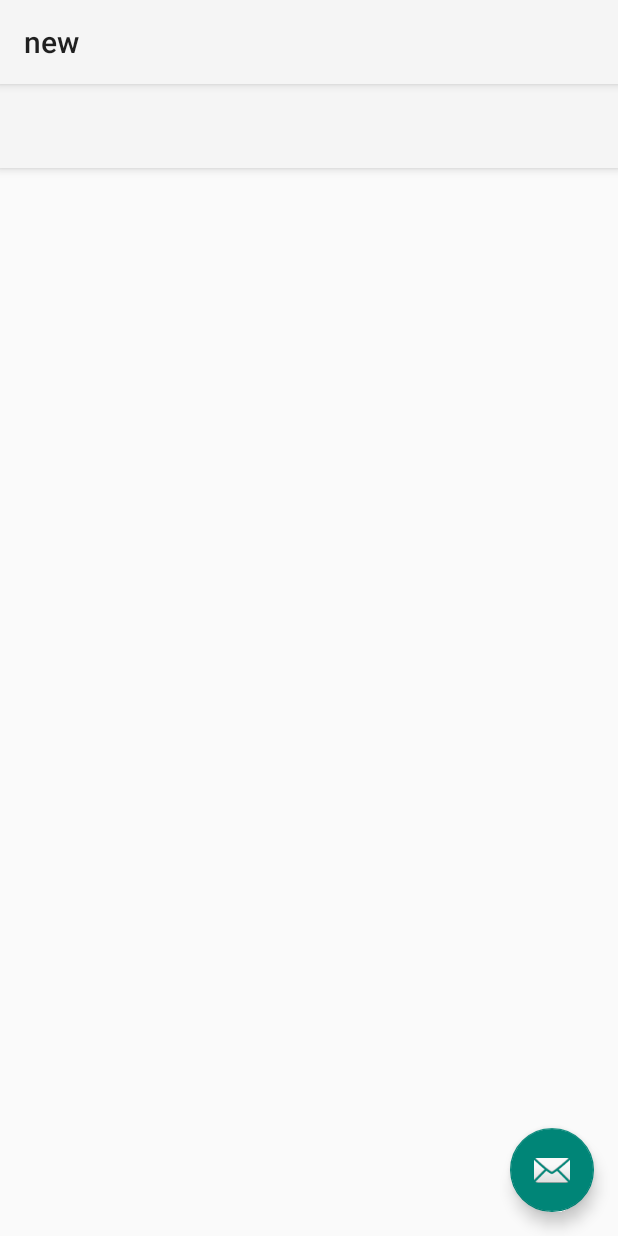
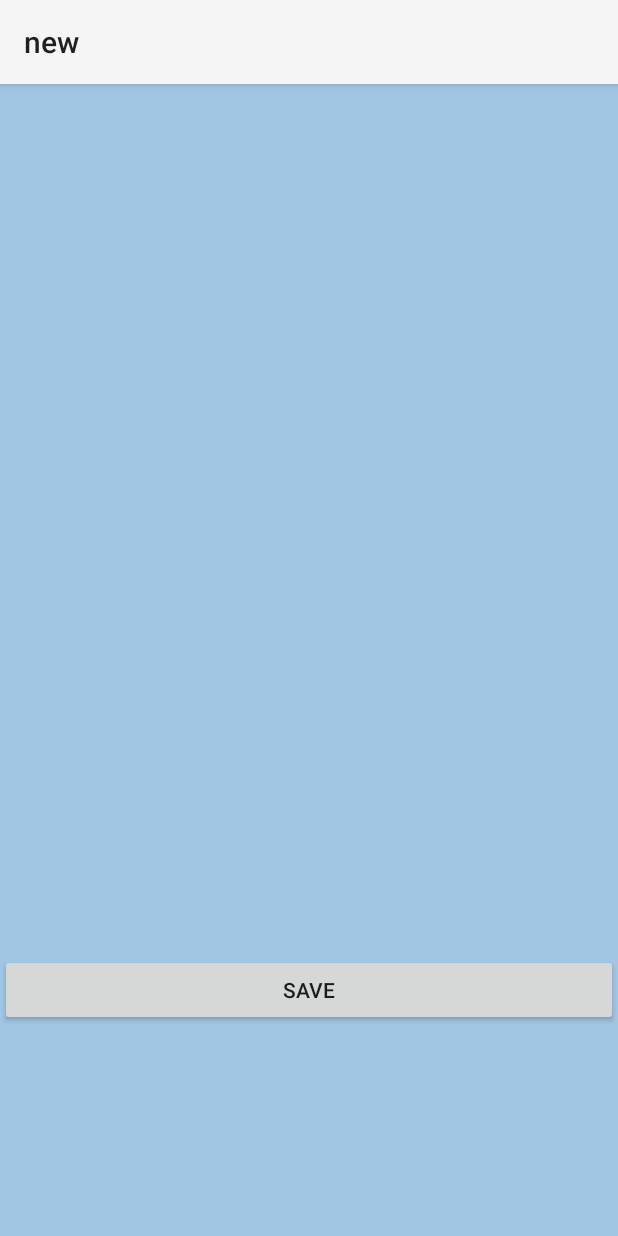
Before and after one commit to Anil-03/OCR_Application_for_visually_impaired, an Android app: the upload screen opened directly, with no data from a screen before it, on a phone screen of 412 x 824 dp. Run offline under Robolectric (Android 15) with nearby library versions, the phone set to English and light mode, and no system bars; libraries missing offline, so code that uses them is left out: com.google.mlkit.vision.

Commit message:
Working App

```diff
--- a/app/build.gradle.kts
+++ b/app/build.gradle.kts
@@ -40,8 +40,8 @@ dependencies {
     implementation(platform("com.google.firebase:firebase-bom:32.7.1"))
     implementation("com.google.firebase:firebase-analytics")
     implementation("com.google.android.gms:play-services-mlkit-text-recognition:19.0.0")
-    implementation("com.google.android.tts: tts:1.1.0")
-    implementation("com.google.android.gms:play-services-speech:22.0.0")
+
+
     implementation("androidx.appcompat:appcompat:1.6.1")
     implementation("com.google.android.material:material:1.11.0")
     implementation("androidx.constraintlayout:constraintlayout:2.1.4")
--- a/app/src/main/java/com/example/anew/MainActivity.java
+++ b/app/src/main/java/com/example/anew/MainActivity.java
@@ -2,7 +2,6 @@ package com.example.anew;
 
 import android.content.Intent;
 import android.os.Bundle;
-
 import android.widget.Button;
 
 import androidx.appcompat.app.AppCompatActivity;
@@ -20,7 +19,8 @@ public class MainActivity extends AppCompatActivity {
             startActivity(i);
         });
         uploadImg.setOnClickListener(v -> {
-
+            Intent i=new Intent(MainActivity.this,upload.class);
+            startActivity(i);
         });
     }
 }
--- a/app/src/main/java/com/example/anew/upload.java
+++ b/app/src/main/java/com/example/anew/upload.java
@@ -1,18 +1,17 @@
 package com.example.anew;
-
-import androidx.annotation.Nullable;
-import androidx.appcompat.app.AppCompatActivity;
 
 import android.content.Intent;
 import android.graphics.Bitmap;
 import android.net.Uri;
 import android.os.Bundle;
 import android.provider.MediaStore;
-import android.view.View;
 import android.widget.Button;
 import android.widget.ImageView;
 import android.widget.TextView;
 import android.widget.Toast;
+
+import androidx.annotation.Nullable;
+import androidx.appcompat.app.AppCompatActivity;
 
 import com.google.android.gms.tasks.Task;
 import com.google.mlkit.vision.common.InputImage;
@@ -24,21 +23,20 @@ import com.google.mlkit.vision.text.latin.TextRecognizerOptions;
 import java.io.IOException;
 
 public class upload extends AppCompatActivity {
-    Button detect;
+    Button save;
     private static final int PICK_IMAGE_REQUEST = 2;
     @Override
     protected void onCreate(Bundle savedInstanceState) {
         super.onCreate(savedInstanceState);
         setContentView(R.layout.activity_upload);
-        detect=findViewById(R.id.uploadDetect);
-        Intent intent = new Intent(Intent.ACTION_PICK, MediaStore.Images.Media.EXTERNAL_CONTENT_URI);
-        startActivityForResult(intent, PICK_IMAGE_REQUEST);
-        //detect.setOnClickListener(v -> openFilePicker());
+        save=findViewById(R.id.uploadDetectBtn);
+        openFilePicker();
+        //save.setOnClickListener(v -> );
     }
 
     private void openFilePicker() {
-        //Intent intent = new Intent(Intent.ACTION_PICK, MediaStore.Images.Media.EXTERNAL_CONTENT_URI);
-        //startActivityForResult(intent, PICK_IMAGE_REQUEST);
+        Intent intent = new Intent(Intent.ACTION_PICK, MediaStore.Images.Media.EXTERNAL_CONTENT_URI);
+        startActivityForResult(intent, PICK_IMAGE_REQUEST);
     }
 
     protected void onActivityResult(int requestCode, int resultCode, @Nullable Intent data) {
@@ -58,7 +56,7 @@ public class upload extends AppCompatActivity {
 
     private void processAndDisplayImage(Bitmap imageBitmap) {
         // Display the selected image in your ImageView
-        ImageView uploadIV= findViewById(R.id.uploadImgView);
+        ImageView uploadIV= findViewById(R.id.uploadIV);
         uploadIV.setImageBitmap(imageBitmap);
 
         // Perform text recognition on the selected image
@@ -78,7 +76,7 @@ public class upload extends AppCompatActivity {
                     }
 
                     // Display the recognized text in your TextView
-                    TextView resultTextView = findViewById(R.id.uploadtxtView);
+                    TextView resultTextView = findViewById(R.id.uploadTV);
                     resultTextView.setText(resultText.toString());
                 })
                 .addOnFailureListener(e -> Toast.makeText(this, "Failed to detect text from image", Toast.LENGTH_SHORT).show());
--- a/app/src/main/res/layout/activity_upload.xml
+++ b/app/src/main/res/layout/activity_upload.xml
@@ -1,35 +1,56 @@
 <?xml version="1.0" encoding="utf-8"?>
-<androidx.coordinatorlayout.widget.CoordinatorLayout
-    xmlns:android="http://schemas.android.com/apk/res/android"
-    xmlns:app="http://schemas.android.com/apk/res-auto"
+<RelativeLayout xmlns:android="http://schemas.android.com/apk/res/android"
     xmlns:tools="http://schemas.android.com/tools"
     android:layout_width="match_parent"
     android:layout_height="match_parent"
     android:fitsSystemWindows="true"
-    tools:context=".uploadActivity">
+    android:background="#A1C6E3"
+    tools:context=".upload">
+    <ImageView
+        android:layout_width="match_parent"
+        android:layout_height="wrap_content"
+        android:minHeight="200dp"
+        android:minWidth="200dp"
+        android:layout_alignParentTop="true"
+        android:id="@+id/uploadIV"
+        android:layout_marginStart="20dp"
+        android:layout_marginEnd="20dp"
+        android:layout_marginTop="20dp"
+        android:layout_marginBottom="20dp"
+        android:layout_marginHorizontal="20dp"
+        android:contentDescription="@string/todo" />
+    <ScrollView
+        android:id="@+id/uploadSV"
+        android:layout_width="match_parent"
+        android:layout_height="wrap_content"
+        android:minHeight="300dp"
+        android:layout_below="@id/uploadIV"
+        android:layout_marginStart="20dp"
+        android:layout_marginEnd="20dp"
+        android:layout_marginTop="10dp"
+        android:layout_marginBottom="10dp">
+        <TextView
+            android:layout_width="match_parent"
+            android:layout_height="wrap_content"
+            android:id="@+id/uploadTV"
+            android:text=""
+            android:textSize="14sp"
+            android:textColor="#000"
+            android:layout_marginVertical="20dp"
+            />
 
-    <com.google.android.material.appbar.AppBarLayout
+    </ScrollView>
+
+    <Button
+        android:id="@+id/uploadDetectBtn"
+        android:layout_width="match_parent"
         android:layout_height="wrap_content"
+        android:layout_below="@id/uploadSV"
+        android:layout_marginTop="20dp"
+        android:text="@string/save"
+        />
+    <TextView
         android:layout_width="match_parent"
-        android:fitsSystemWindows="true"
-        >
-
-        <com.google.android.material.appbar.MaterialToolbar
-            android:id="@+id/toolbar"
-            android:layout_width = "match_parent"
-            android:layout_height = "?attr/actionBarSize" />
-
-  </com.google.android.material.appbar.AppBarLayout>
-
-  <include layout="@layout/content_upload"/>
-
-  <com.google.android.material.floatingactionbutton.FloatingActionButton
-  android:id="@+id/fab"
-  android:layout_width="wrap_content"
-  android:layout_height="wrap_content"
-  android:layout_gravity="bottom|end"
-  android:layout_marginEnd="@dimen/fab_margin"
-  android:layout_marginBottom="16dp"
-  app:srcCompat="@android:drawable/ic_dialog_email" />
-
-  </androidx.coordinatorlayout.widget.CoordinatorLayout>
+        android:layout_height="wrap_content"
+        android:id="@+id/demo"/>
+</RelativeLayout>
--- a/app/src/main/res/values/strings.xml
+++ b/app/src/main/res/values/strings.xml
@@ -50,4 +50,5 @@
         libero vel nunc consequat, quis tincidunt nisl eleifend. Cras bibendum enim a justo luctus
         vestibulum. Fusce dictum libero quis erat maximus, vitae volutpat diam dignissim.
     </string>
+    <string name="save">Save</string>
 </resources>
```
